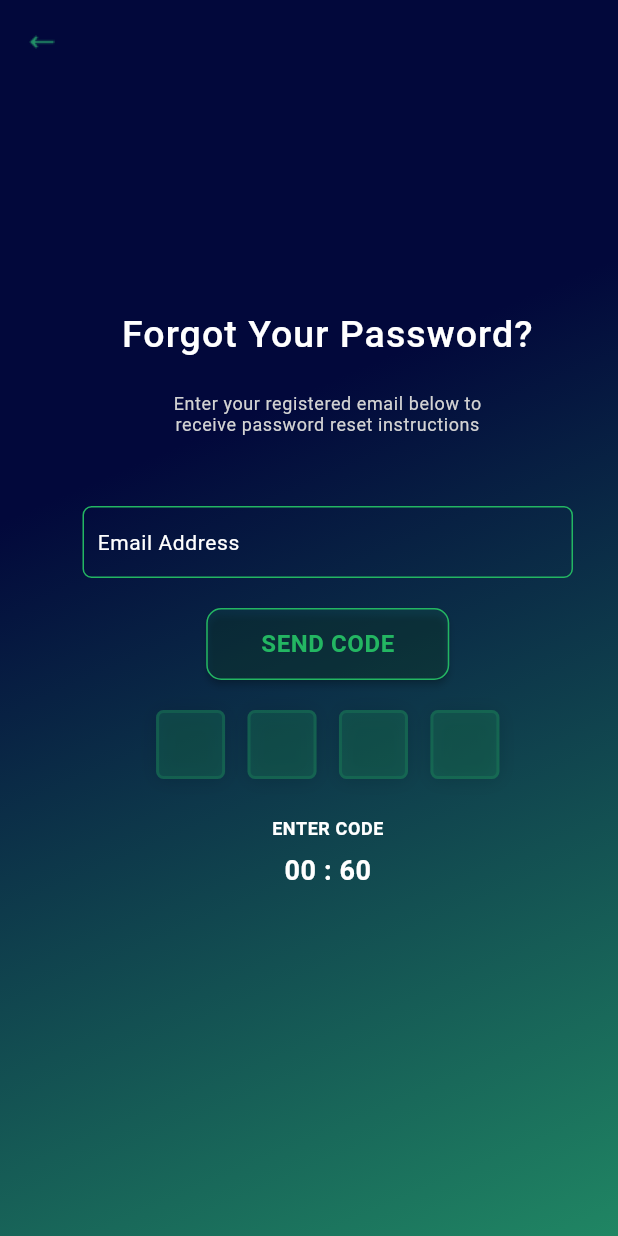
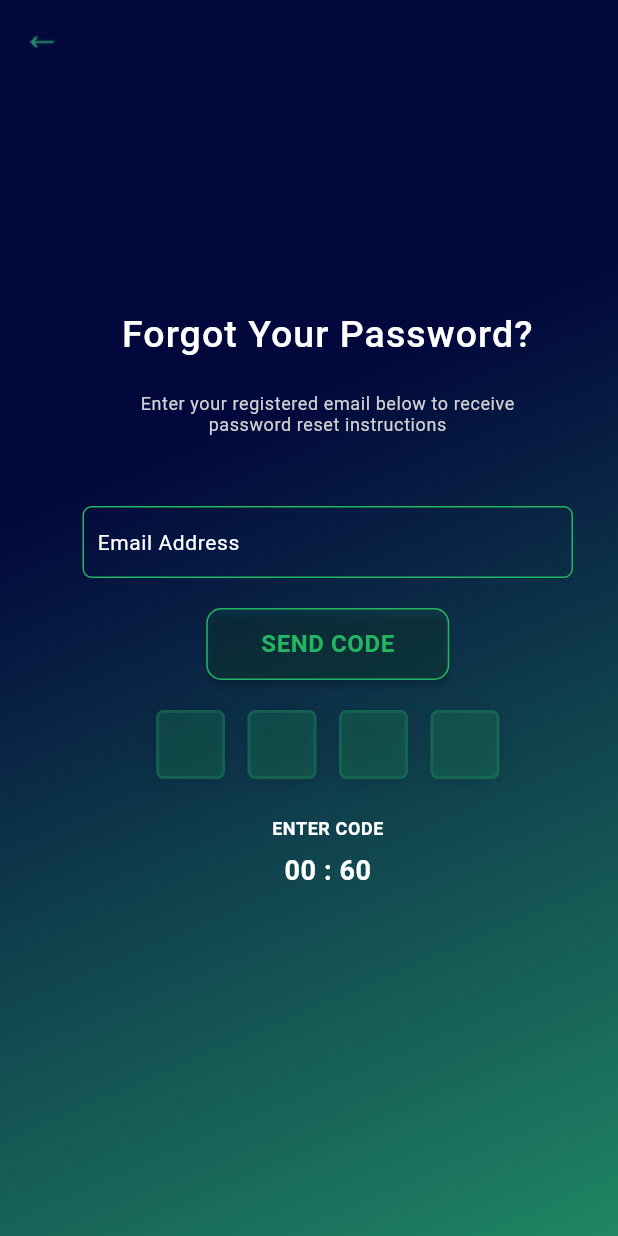
Before and after one commit to Moeez1999/Lytics, a Flutter app: the ForgotPassword screen opened directly, on a phone screen of 412 x 824 dp. Run offline on Flutter 3.47's test engine with Material 2 defaults, Android fonts, the phone set to English and light mode, and no system bars; drawn by our look-alikes of pin_code_fields; our stand-ins replace awesome_notifications, better_player, cached_network_image, carousel_slider, charts_flutter, cloud_firestore and 18 more; missing offline and left inert: change_case, flutter_app_badger, flutter_simple_treeview, flutter_sound, flutter_sound_platform_interface, helpers and 2 more; accounts and stored records are empty; network calls fail; statements that could not run were skipped; project files that could hold a hidden picture were left out.

Commit message:
figma changes

```diff
--- a/lytics_lens/lib/Constants/common_color.dart
+++ b/lytics_lens/lib/Constants/common_color.dart
@@ -34,4 +34,5 @@ class CommonColor {
   static final Color registrationBackground = Color(0xff02083b);
 
   static final Color hintTextColor = Color(0xffC4C4C4A3).withOpacity(0.64);
+  static final Color buttonColor = Color(0xff24b662).withOpacity(0.1);
 }
--- a/lytics_lens/lib/views/CreateNewPasswordScreen.dart
+++ b/lytics_lens/lib/views/CreateNewPasswordScreen.dart
@@ -137,7 +137,7 @@ class CreateNewPasswordScreen extends StatelessWidget {
                       CommonTextField(
                         fillcolor: Colors.transparent,
                         controller: _.retypePasswordController,
-                        hintText: 'Confirm password',
+                        hintText: 'Confirm Password',
                         textInputAction: TextInputAction.next,
                         inputFormatters: [
                           FilteringTextInputFormatter.deny(RegExp(r"\s\b|\b\s"))
@@ -187,7 +187,7 @@ class CreateNewPasswordScreen extends StatelessWidget {
                     ),
                     minWidth: Get.width / 3,
                     height: 40,
-                    color: Colors.transparent,
+                    color: CommonColor.buttonColor,
                     child: Text(
                       "SAVE",
                       textScaleFactor: 1.0,
--- a/lytics_lens/lib/views/Forgot Password.dart
+++ b/lytics_lens/lib/views/Forgot Password.dart
@@ -70,6 +70,7 @@ class ForgotPassword extends StatelessWidget {
                                   fontSize: 25.0,
                                   letterSpacing: 0.7,
                                   fontWeight: FontWeight.w500,
+                                  fontFamily: 'Roboto'
                                 ),
                                 textAlign: TextAlign.center),
                             SizedBox(
@@ -77,7 +78,7 @@ class ForgotPassword extends StatelessWidget {
                             ),
                             Center(
                               child: Container(
-                                width: Get.width/2,
+                                width: Get.width/1.5,
                                 height: 32,
                                 child: Text(
                                   _.remoteConfigService.remoteConfig
@@ -144,7 +145,7 @@ class ForgotPassword extends StatelessWidget {
                                   ),
                                 ),
                                 // color: Color.fromRGBO(72, 190, 235, 1),
-                                color: Color(0xff23B662).withOpacity(0.1),
+                                color:CommonColor.buttonColor,
                                 minWidth: Get.width / 3,
                                 height: 36,
                               ),
--- a/lytics_lens/lib/views/account_Screen.dart
+++ b/lytics_lens/lib/views/account_Screen.dart
@@ -251,7 +251,7 @@ class AccountScreen extends StatelessWidget {
           shape:
               RoundedRectangleBorder(borderRadius: BorderRadius.circular(5.0)),
           title: const Text(
-            'Update',
+            'UPDATE',
             textScaleFactor: 1.0,
             style: TextStyle(
               fontSize: 18,
--- a/lytics_lens/lib/views/dashboard_screen.dart
+++ b/lytics_lens/lib/views/dashboard_screen.dart
@@ -114,7 +114,7 @@ class Dashboard extends StatelessWidget {
                         }
                       },
                       child: Text(
-                        "Exit",
+                        "EXIT",
                         textScaleFactor: 1.0,
                         style: TextStyle(
                             color: CommonColor.greenTextColor, fontSize: 16),
```
Also changed, not shown: lytics_lens/lib/views/Search_Screen.dart (+2 -5 lines), lytics_lens/lib/views/login_screen.dart (+2 -7 lines), lytics_lens/lib/views/reports_Screen.dart (+4 -11 lines), lytics_lens/assets/images/trash_full.png (added).
